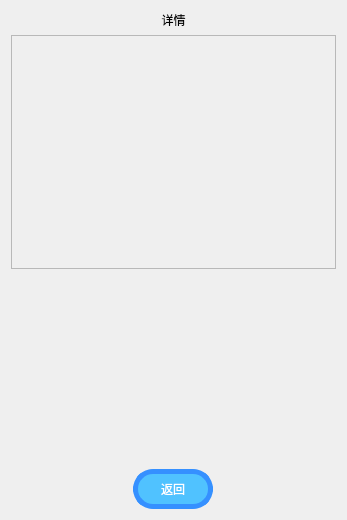
This is ui_class/record_info.ui in reflux18d/MaiGO as Qt 5 draws it before an edit. The edited form follows.
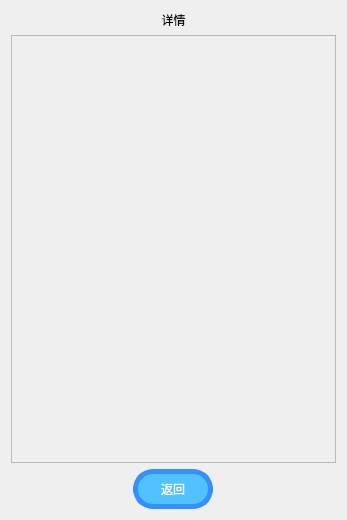
This is the edited form.

What changed in the file:
```diff
--- a/ui_class/record_info.ui
+++ b/ui_class/record_info.ui
@@ -53,7 +53,7 @@
           <x>0</x>
           <y>0</y>
           <width>325</width>
-          <height>422</height>
+          <height>421</height>
          </rect>
         </property>
        </widget>
@@ -63,19 +63,6 @@
    </item>
    <item>
     <layout class="QVBoxLayout" name="verticalLayout_2">
-     <item>
-      <spacer name="verticalSpacer">
-       <property name="orientation">
-        <enum>Qt::Vertical</enum>
-       </property>
-       <property name="sizeHint" stdset="0">
-        <size>
-         <width>20</width>
-         <height>40</height>
-        </size>
-       </property>
-      </spacer>
-     </item>
      <item>
       <layout class="QHBoxLayout" name="horizontalLayout_2">
        <item>
```
